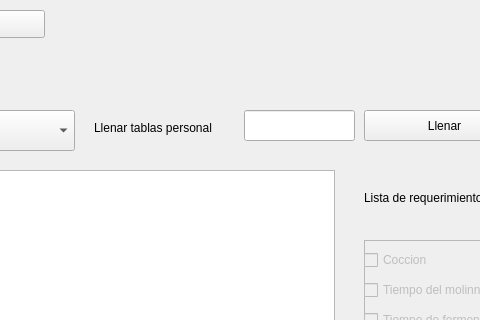
Above: interfaces/ventanas_produccion/Ingreso_datos_produccion.ui from EscuelaProyectosPOO/simulacion before the change; both pictures show x 426 to 906 and y 0 to 320 of the 1006 by 606 pixel window. Below: the same form after it.
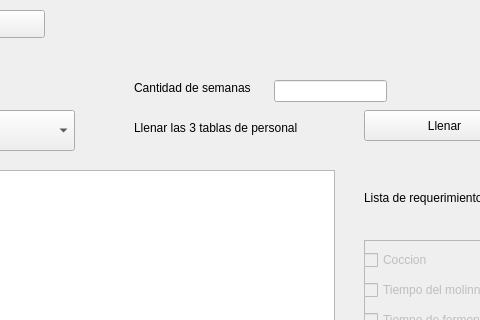
That is the form after the change.

The edit to the form file:
```diff
--- a/interfaces/ventanas_produccion/Ingreso_datos_produccion.ui
+++ b/interfaces/ventanas_produccion/Ingreso_datos_produccion.ui
@@ -251,14 +251,14 @@
   <widget class="QLabel" name="label_3">
    <property name="geometry">
     <rect>
-     <x>520</x>
+     <x>560</x>
      <y>120</y>
-     <width>151</width>
+     <width>211</width>
      <height>16</height>
     </rect>
    </property>
    <property name="text">
-    <string>Llenar tablas personal </string>
+    <string>Llenar las 3 tablas de personal </string>
    </property>
   </widget>
   <widget class="QPushButton" name="llenar">
@@ -274,24 +274,6 @@
     <string>Llenar</string>
    </property>
   </widget>
-  <widget class="QLineEdit" name="numeroPersonal">
-   <property name="geometry">
-    <rect>
-     <x>670</x>
-     <y>110</y>
-     <width>111</width>
-     <height>31</height>
-    </rect>
-   </property>
-   <property name="font">
-    <font>
-     <pointsize>16</pointsize>
-    </font>
-   </property>
-   <property name="text">
-    <string/>
-   </property>
-  </widget>
   <widget class="QPushButton" name="btncargar">
    <property name="geometry">
     <rect>
@@ -331,6 +313,29 @@
     <string>Iniciar simulación</string>
    </property>
   </widget>
+  <widget class="QLineEdit" name="iteraciones">
+   <property name="geometry">
+    <rect>
+     <x>700</x>
+     <y>80</y>
+     <width>113</width>
+     <height>22</height>
+    </rect>
+   </property>
+  </widget>
+  <widget class="QLabel" name="label_4">
+   <property name="geometry">
+    <rect>
+     <x>560</x>
+     <y>80</y>
+     <width>131</width>
+     <height>16</height>
+    </rect>
+   </property>
+   <property name="text">
+    <string>Cantidad de semanas</string>
+   </property>
+  </widget>
  </widget>
  <resources/>
  <connections/>
```
